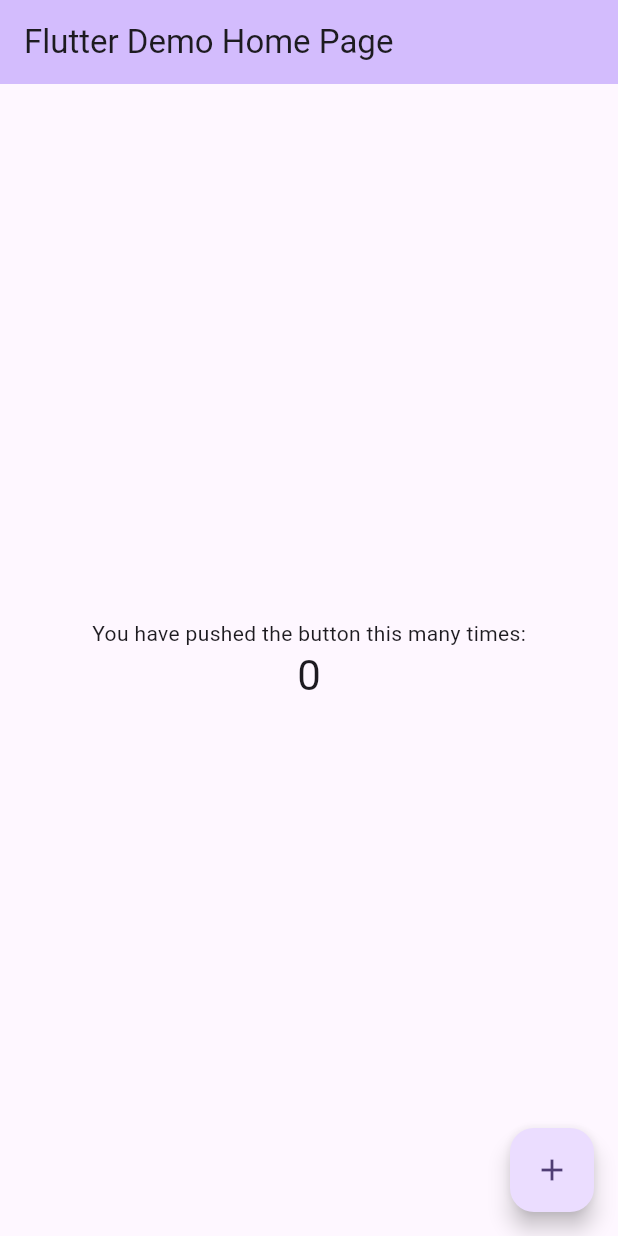
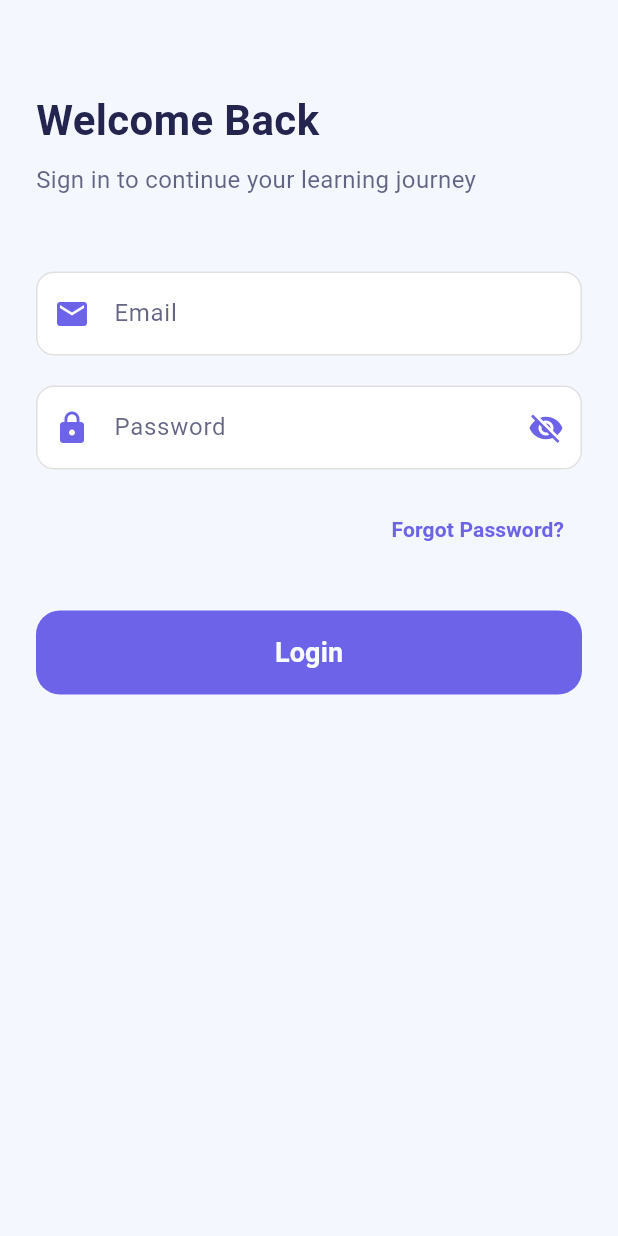
Before and after one commit to ProjectPerceptron/frontend, a Flutter app: the screen it shows after launch, on a phone screen of 412 x 824 dp. Run offline on Flutter 3.47's test engine with Material 3 defaults, Android fonts, the phone set to English and light mode, and no system bars.

Commit message:
feat: login page

```diff
--- /dev/null
+++ b/lib/core/constants/app_color.dart
@@ -0,0 +1,9 @@
+import 'dart:ui';
+
+class AppColor {
+  static const Color primayColor = Color(0xFF6D63E9);
+  static const Color secondaryColor = Color(0xFFFE9F59);
+  static const Color backgroundWhite = Color(0xFFF4F7FE);
+  static const Color textDark = Color(0xFF23254F);
+  static const Color textLight = Color(0xFFF9FCFE);
+}
--- /dev/null
+++ b/lib/features/login/login_screen.dart
@@ -0,0 +1,238 @@
+import 'package:flutter/material.dart';
+import 'dart:ui';
+import 'package:flutter/gestures.dart';
+import 'package:perceptron/core/constants/app_color.dart';
+
+class LoginPage extends StatefulWidget {
+  const LoginPage({Key? key}) : super(key: key);
+
+  @override
+  _LoginPageState createState() => _LoginPageState();
+}
+
+class _LoginPageState extends State<LoginPage> {
+  final _formKey = GlobalKey<FormState>();
+  final TextEditingController _emailController = TextEditingController();
+  final TextEditingController _passwordController = TextEditingController();
+  bool _obscurePassword = true;
+
+  @override
+  void dispose() {
+    _emailController.dispose();
+    _passwordController.dispose();
+    super.dispose();
+  }
+
+  @override
+  Widget build(BuildContext context) {
+    return Scaffold(
+      backgroundColor: AppColor.backgroundWhite,
+      body: SafeArea(
+        child: SingleChildScrollView(
+          child: Padding(
+            padding: const EdgeInsets.symmetric(horizontal: 24.0),
+            child: Form(
+              key: _formKey,
+              child: Column(
+                crossAxisAlignment: CrossAxisAlignment.start,
+                children: [
+                  SizedBox(height: 60),
+                  Text(
+                    "Welcome Back",
+                    style: TextStyle(
+                      color: AppColor.textDark,
+                      fontSize: 28,
+                      fontWeight: FontWeight.bold,
+                    ),
+                  ),
+                  SizedBox(height: 8),
+                  Text(
+                    "Sign in to continue your learning journey",
+                    style: TextStyle(
+                      color: AppColor.textDark.withOpacity(0.7),
+                      fontSize: 16,
+                    ),
+                  ),
+                  SizedBox(height: 50),
+                  _buildEmailField(),
+                  SizedBox(height: 20),
+                  _buildPasswordField(),
+                  SizedBox(height: 16),
+                  Align(
+                    alignment: Alignment.centerRight,
+                    child: TextButton(
+                      onPressed: () {
+                        // Forgot password functionality
+                      },
+                      child: Text(
+                        "Forgot Password?",
+                        style: TextStyle(
+                          color: AppColor.primayColor,
+                          fontWeight: FontWeight.w600,
+                        ),
+                      ),
+                    ),
+                  ),
+                  SizedBox(height: 30),
+                  _buildLoginButton(),
+                  SizedBox(height: 40),
+                  // _buildSignUpText(),
+                ],
+              ),
+            ),
+          ),
+        ),
+      ),
+    );
+  }
+
+  Widget _buildEmailField() {
+    return TextFormField(
+      controller: _emailController,
+      keyboardType: TextInputType.emailAddress,
+      style: TextStyle(color: AppColor.textDark),
+      decoration: InputDecoration(
+        labelText: "Email",
+        hintText: "Enter your email address",
+        prefixIcon: Icon(Icons.email, color: AppColor.primayColor),
+        labelStyle: TextStyle(color: AppColor.textDark.withOpacity(0.7)),
+        hintStyle: TextStyle(color: AppColor.textDark.withOpacity(0.5)),
+        filled: true,
+        fillColor: Colors.white,
+        enabledBorder: OutlineInputBorder(
+          borderRadius: BorderRadius.circular(12),
+          borderSide: BorderSide(color: Colors.grey.shade300),
+        ),
+        focusedBorder: OutlineInputBorder(
+          borderRadius: BorderRadius.circular(12),
+          borderSide: BorderSide(color: AppColor.primayColor, width: 2),
+        ),
+        errorBorder: OutlineInputBorder(
+          borderRadius: BorderRadius.circular(12),
+          borderSide: BorderSide(color: Colors.red, width: 1),
+        ),
+        focusedErrorBorder: OutlineInputBorder(
+          borderRadius: BorderRadius.circular(12),
+          borderSide: BorderSide(color: Colors.red, width: 2),
+        ),
+      ),
+      validator: (value) {
+        if (value == null || value.isEmpty) {
+          return "Please enter your email";
+        }
+        if (!RegExp(r'^[\w-\.]+@([\w-]+\.)+[\w-]{2,4}$').hasMatch(value)) {
+          return "Please enter a valid email";
+        }
+        return null;
+      },
+    );
+  }
+
+  Widget _buildPasswordField() {
+    return TextFormField(
+      controller: _passwordController,
+      obscureText: _obscurePassword,
+      style: TextStyle(color: AppColor.textDark),
+      decoration: InputDecoration(
+        labelText: "Password",
+        hintText: "Enter your password",
+        prefixIcon: Icon(Icons.lock, color: AppColor.primayColor),
+        suffixIcon: IconButton(
+          icon: Icon(
+            _obscurePassword ? Icons.visibility_off : Icons.visibility,
+            color: AppColor.primayColor,
+          ),
+          onPressed: () {
+            setState(() {
+              _obscurePassword = !_obscurePassword;
+            });
+          },
+        ),
+        labelStyle: TextStyle(color: AppColor.textDark.withOpacity(0.7)),
+        hintStyle: TextStyle(color: AppColor.textDark.withOpacity(0.5)),
+        filled: true,
+        fillColor: Colors.white,
+        enabledBorder: OutlineInputBorder(
+          borderRadius: BorderRadius.circular(12),
+          borderSide: BorderSide(color: Colors.grey.shade300),
+        ),
+        focusedBorder: OutlineInputBorder(
+          borderRadius: BorderRadius.circular(12),
+          borderSide: BorderSide(color: AppColor.primayColor, width: 2),
+        ),
+        errorBorder: OutlineInputBorder(
+          borderRadius: BorderRadius.circular(12),
+          borderSide: BorderSide(color: Colors.red, width: 1),
+        ),
+        focusedErrorBorder: OutlineInputBorder(
+          borderRadius: BorderRadius.circular(12),
+          borderSide: BorderSide(color: Colors.red, width: 2),
+        ),
+      ),
+      validator: (value) {
+        if (value == null || value.isEmpty) {
+          return "Please enter your password";
+        }
+        if (value.length < 6) {
+          return "Password must be at least 6 characters";
+        }
+        return null;
+      },
+    );
+  }
+
+  Widget _buildLoginButton() {
+    return SizedBox(
+      width: double.infinity,
+      height: 56,
+      child: ElevatedButton(
+        onPressed: () {
+          if (_formKey.currentState!.validate()) {
+            // Handle login logic
+            print("Email: ${_emailController.text}");
+            print("Password: ${_passwordController.text}");
+          }
+        },
+        style: ElevatedButton.styleFrom(
+          backgroundColor: AppColor.primayColor,
+          foregroundColor: AppColor.textLight,
+          shape: RoundedRectangleBorder(
+            borderRadius: BorderRadius.circular(16),
+          ),
+          elevation: 0,
+        ),
+        child: Text(
+          "Login",
+          style: TextStyle(
+            fontSize: 18,
+            fontWeight: FontWeight.w600,
+          ),
+        ),
+      ),
+    );
+  }
+
+  Widget _buildSignUpText() {
+    return Center(
+      child: RichText(
+        text: TextSpan(
+          text: "Don't have an account? ",
+          style: TextStyle(color: AppColor.textDark.withOpacity(0.7)),
+          children: [
+            TextSpan(
+              text: "Sign Up",
+              style: TextStyle(
+                color: AppColor.secondaryColor,
+                fontWeight: FontWeight.bold,
+              ),
+              recognizer: TapGestureRecognizer()
+                ..onTap = () {
+                  // Navigate to sign up page
+                },
+            ),
+          ],
+        ),
+      ),
+    );
+  }
+}
--- a/lib/main.dart
+++ b/lib/main.dart
@@ -1,4 +1,5 @@
 import 'package:flutter/material.dart';
+import 'package:perceptron/features/login/login_screen.dart';
 
 void main() {
   runApp(const MyApp());
@@ -7,119 +8,20 @@
 class MyApp extends StatelessWidget {
   const MyApp({super.key});
 
-  // This widget is the root of your application.
+
   @override
   Widget build(BuildContext context) {
     return MaterialApp(
-      title: 'Flutter Demo',
+      debugShowCheckedModeBanner: false,
+      title: 'Perceptron',
       theme: ThemeData(
-        // This is the theme of your application.
-        //
-        // TRY THIS: Try running your application with "flutter run". You'll see
-        // the application has a purple toolbar. Then, without quitting the app,
-        // try changing the seedColor in the colorScheme below to Colors.green
-        // and then invoke "hot reload" (save your changes or press the "hot
-        // reload" button in a Flutter-supported IDE, or press "r" if you used
-        // the command line to start the app).
-        //
-        // Notice that the counter didn't reset back to zero; the application
-        // state is not lost during the reload. To reset the state, use hot
-        // restart instead.
-        //
-        // This works for code too, not just values: Most code changes can be
-        // tested with just a hot reload.
         colorScheme: ColorScheme.fromSeed(seedColor: Colors.deepPurple),
         useMaterial3: true,
       ),
-      home: const MyHomePage(title: 'Flutter Demo Home Page'),
+      routes: {
+        "/login" : (_) => const LoginPage()
+      },
+      initialRoute: "/login",
     );
   }
 }
-
-class MyHomePage extends StatefulWidget {
-  const MyHomePage({super.key, required this.title});
-
-  // This widget is the home page of your application. It is stateful, meaning
-  // that it has a State object (defined below) that contains fields that affect
-  // how it looks.
-
-  // This class is the configuration for the state. It holds the values (in this
-  // case the title) provided by the parent (in this case the App widget) and
-  // used by the build method of the State. Fields in a Widget subclass are
-  // always marked "final".
-
-  final String title;
-
-  @override
-  State<MyHomePage> createState() => _MyHomePageState();
-}
-
-class _MyHomePageState extends State<MyHomePage> {
-  int _counter = 0;
-
-  void _incrementCounter() {
-    setState(() {
-      // This call to setState tells the Flutter framework that something has
-      // changed in this State, which causes it to rerun the build method below
-      // so that the display can reflect the updated values. If we changed
-      // _counter without calling setState(), then the build method would not be
-      // called again, and so nothing would appear to happen.
-      _counter++;
-    });
-  }
-
-  @override
-  Widget build(BuildContext context) {
-    // This method is rerun every time setState is called, for instance as done
-    // by the _incrementCounter method above.
-    //
-    // The Flutter framework has been optimized to make rerunning build methods
-    // fast, so that you can just rebuild anything that needs updating rather
-    // than having to individually change instances of widgets.
-    return Scaffold(
-      appBar: AppBar(
-        // TRY THIS: Try changing the color here to a specific color (to
-        // Colors.amber, perhaps?) and trigger a hot reload to see the AppBar
-        // change color while the other colors stay the same.
-        backgroundColor: Theme.of(context).colorScheme.inversePrimary,
-        // Here we take the value from the MyHomePage object that was created by
-        // the App.build method, and use it to set our appbar title.
-        title: Text(widget.title),
-      ),
-      body: Center(
-        // Center is a layout widget. It takes a single child and positions it
-        // in the middle of the parent.
-        child: Column(
-          // Column is also a layout widget. It takes a list of children and
-          // arranges them vertically. By default, it sizes itself to fit its
-          // children horizontally, and tries to be as tall as its parent.
-          //
-          // Column has various properties to control how it sizes itself and
-          // how it positions its children. Here we use mainAxisAlignment to
-          // center the children vertically; the main axis here is the vertical
-          // axis because Columns are vertical (the cross axis would be
-          // horizontal).
-          //
-          // TRY THIS: Invoke "debug painting" (choose the "Toggle Debug Paint"
-          // action in the IDE, or press "p" in the console), to see the
-          // wireframe for each widget.
-          mainAxisAlignment: MainAxisAlignment.center,
-          children: <Widget>[
-            const Text(
-              'You have pushed the button this many times:',
-            ),
-            Text(
-              '$_counter',
-              style: Theme.of(context).textTheme.headlineMedium,
-            ),
-          ],
-        ),
-      ),
-      floatingActionButton: FloatingActionButton(
-        onPressed: _incrementCounter,
-        tooltip: 'Increment',
-        child: const Icon(Icons.add),
-      ), // This trailing comma makes auto-formatting nicer for build methods.
-    );
-  }
-}
--- a/pubspec.yaml
+++ b/pubspec.yaml
@@ -35,6 +35,8 @@ dependencies:
   # The following adds the Cupertino Icons font to your application.
   # Use with the CupertinoIcons class for iOS style icons.
   cupertino_icons: ^1.0.8
+  firebase_core: ^3.11.0
+  firebase_auth: ^5.4.2
 
 dev_dependencies:
   flutter_test:
```
Also changed, not shown: pubspec.lock, 5 other files.
